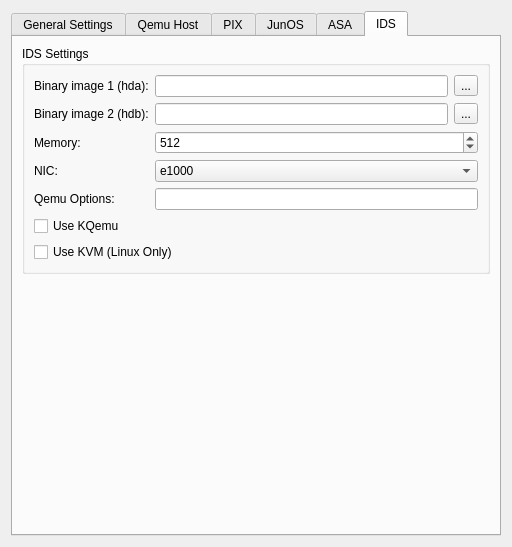
Qt form src/GNS3/Ui/ConfigurationPages/Form_PreferencesQemu.ui (GNS3/gns3-legacy) before a commit.
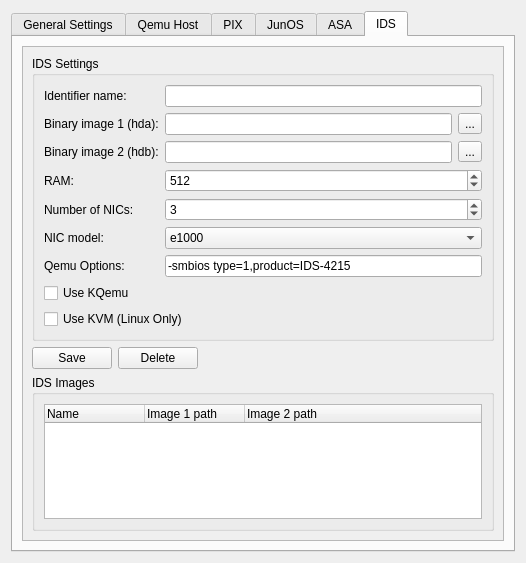
The same form after that commit. The open tabs and pages were chosen to show the change.

Commit message: [*] Possibility to have multiple images for JunOS, PIX, ASA and IDS + to configure the number of interfaces on each devices

Patch:
```diff
--- a/src/GNS3/Ui/ConfigurationPages/Form_PreferencesQemu.ui
+++ b/src/GNS3/Ui/ConfigurationPages/Form_PreferencesQemu.ui
@@ -6,14 +6,14 @@
    <rect>
     <x>0</x>
     <y>0</y>
-    <width>512</width>
-    <height>547</height>
+    <width>526</width>
+    <height>563</height>
    </rect>
   </property>
   <property name="windowTitle">
    <string>Form</string>
   </property>
-  <layout class="QVBoxLayout" name="verticalLayout">
+  <layout class="QVBoxLayout" name="verticalLayout_17">
    <item>
     <widget class="QTabWidget" name="tabWidget">
      <property name="currentIndex">
@@ -1084,6 +1084,21 @@
       <attribute name="title">
        <string>IDS</string>
       </attribute>
+      <layout class="QVBoxLayout" name="verticalLayout_16">
+       <item>
+        <widget class="QScrollArea" name="scrollArea_5">
+         <property name="widgetResizable">
+          <bool>true</bool>
+         </property>
+         <widget class="QWidget" name="scrollAreaWidgetContents_5">
+          <property name="geometry">
+           <rect>
+            <x>0</x>
+            <y>0</y>
+            <width>437</width>
+            <height>507</height>
+           </rect>
+          </property>
       <layout class="QVBoxLayout" name="verticalLayout_8">
        <item>
         <widget class="QGroupBox" name="groupBox_9">
@@ -1092,20 +1107,30 @@
          </property>
          <layout class="QGridLayout" name="gridLayout_8">
           <item row="0" column="0">
+               <widget class="QLabel" name="label_45">
+                <property name="text">
+                 <string>Identifier name:</string>
+                </property>
+               </widget>
+              </item>
+              <item row="0" column="1" colspan="2">
+               <widget class="QLineEdit" name="NameIDSImage"/>
+              </item>
+              <item row="1" column="0">
            <widget class="QLabel" name="label_27">
             <property name="text">
              <string>Binary image 1 (hda):</string>
             </property>
            </widget>
           </item>
-          <item row="0" column="1">
+              <item row="1" column="1">
            <widget class="QLineEdit" name="IDSImage1">
             <property name="enabled">
              <bool>true</bool>
             </property>
            </widget>
           </item>
-          <item row="0" column="2">
+              <item row="1" column="2">
            <widget class="QToolButton" name="IDSImage1_Browser">
             <property name="enabled">
              <bool>true</bool>
@@ -1118,21 +1143,21 @@
             </property>
            </widget>
           </item>
-          <item row="1" column="0">
+              <item row="2" column="0">
            <widget class="QLabel" name="label_34">
             <property name="text">
              <string>Binary image 2 (hdb):</string>
             </property>
            </widget>
           </item>
-          <item row="1" column="1">
+              <item row="2" column="1">
            <widget class="QLineEdit" name="IDSImage2">
             <property name="enabled">
              <bool>true</bool>
             </property>
            </widget>
           </item>
-          <item row="1" column="2">
+              <item row="2" column="2">
            <widget class="QToolButton" name="IDSImage2_Browser">
             <property name="enabled">
              <bool>true</bool>
@@ -1145,14 +1170,14 @@
             </property>
            </widget>
           </item>
-          <item row="2" column="0">
+              <item row="3" column="0">
            <widget class="QLabel" name="label_28">
             <property name="text">
-             <string>Memory:</string>
+                 <string>RAM:</string>
             </property>
            </widget>
           </item>
-          <item row="2" column="1" colspan="2">
+              <item row="3" column="1" colspan="2">
            <widget class="QSpinBox" name="IDSMemory">
             <property name="enabled">
              <bool>true</bool>
@@ -1171,14 +1196,37 @@
             </property>
            </widget>
           </item>
-          <item row="3" column="0">
+              <item row="4" column="0">
+               <widget class="QLabel" name="label_44">
+                <property name="text">
+                 <string>Number of NICs:</string>
+                </property>
+               </widget>
+              </item>
+              <item row="4" column="1" colspan="2">
+               <widget class="QSpinBox" name="IDSNICNb">
+                <property name="minimum">
+                 <number>0</number>
+                </property>
+                <property name="maximum">
+                 <number>100000</number>
+                </property>
+                <property name="singleStep">
+                 <number>1</number>
+                </property>
+                <property name="value">
+                 <number>3</number>
+                </property>
+               </widget>
+              </item>
+              <item row="5" column="0">
            <widget class="QLabel" name="label_32">
             <property name="text">
-             <string>NIC:</string>
+                 <string>NIC model:</string>
             </property>
            </widget>
           </item>
-          <item row="3" column="1" colspan="2">
+              <item row="5" column="1" colspan="2">
            <widget class="QComboBox" name="IDSNIC">
             <property name="enabled">
              <bool>true</bool>
@@ -1228,21 +1276,24 @@
             </item>
            </widget>
           </item>
-          <item row="4" column="0">
+              <item row="6" column="0">
            <widget class="QLabel" name="label_33">
             <property name="text">
              <string>Qemu Options:</string>
             </property>
            </widget>
           </item>
-          <item row="4" column="1" colspan="2">
+              <item row="6" column="1" colspan="2">
            <widget class="QLineEdit" name="IDSOptions">
             <property name="enabled">
              <bool>true</bool>
             </property>
-           </widget>
-          </item>
-          <item row="5" column="0">
+                <property name="text">
+                 <string>-smbios type=1,product=IDS-4215</string>
+                </property>
+               </widget>
+              </item>
+              <item row="7" column="0">
            <widget class="QCheckBox" name="IDScheckBoxKqemu">
             <property name="enabled">
              <bool>true</bool>
@@ -1252,7 +1303,7 @@
             </property>
            </widget>
           </item>
-          <item row="6" column="0" colspan="2">
+              <item row="8" column="0" colspan="2">
            <widget class="QCheckBox" name="IDScheckBoxKVM">
             <property name="enabled">
              <bool>true</bool>
@@ -1266,19 +1317,75 @@
         </widget>
        </item>
        <item>
-        <spacer name="verticalSpacer_3">
+            <layout class="QHBoxLayout" name="horizontalLayout_5">
+             <item>
+              <widget class="QPushButton" name="SaveIDSImage">
+               <property name="text">
+                <string>Save</string>
+               </property>
+              </widget>
+             </item>
+             <item>
+              <widget class="QPushButton" name="DeleteIDSImage">
+               <property name="text">
+                <string>Delete</string>
+               </property>
+              </widget>
+             </item>
+             <item>
+              <spacer name="horizontalSpacer_5">
          <property name="orientation">
-          <enum>Qt::Vertical</enum>
+                <enum>Qt::Horizontal</enum>
          </property>
          <property name="sizeHint" stdset="0">
           <size>
-           <width>20</width>
-           <height>236</height>
+                 <width>217</width>
+                 <height>17</height>
           </size>
          </property>
         </spacer>
        </item>
       </layout>
+           </item>
+           <item>
+            <widget class="QGroupBox" name="groupBox_13">
+             <property name="title">
+              <string>IDS Images</string>
+             </property>
+             <layout class="QVBoxLayout" name="verticalLayout_15">
+              <item>
+               <widget class="QTreeWidget" name="treeWidgetIDSImages">
+                <column>
+                 <property name="text">
+                  <string>Name</string>
+                 </property>
+                </column>
+                <column>
+                 <property name="text">
+                  <string>Image 1 path</string>
+                 </property>
+                </column>
+                <column>
+                 <property name="text">
+                  <string>Image 2 path</string>
+                 </property>
+                </column>
+               </widget>
+              </item>
+             </layout>
+            </widget>
+           </item>
+          </layout>
+          <zorder>groupBox_9</zorder>
+          <zorder>layoutWidget_4</zorder>
+          <zorder>groupBox_13</zorder>
+          <zorder>groupBox_13</zorder>
+         </widget>
+        </widget>
+       </item>
+      </layout>
+      <zorder>scrollArea_5</zorder>
+      <zorder>scrollArea_5</zorder>
      </widget>
     </widget>
    </item>
```
Left out of the diff: 476 changed lines with no effect on the pictures. Lines whose indentation alone changed are shown as unchanged. The commit also changes 54 other files.
